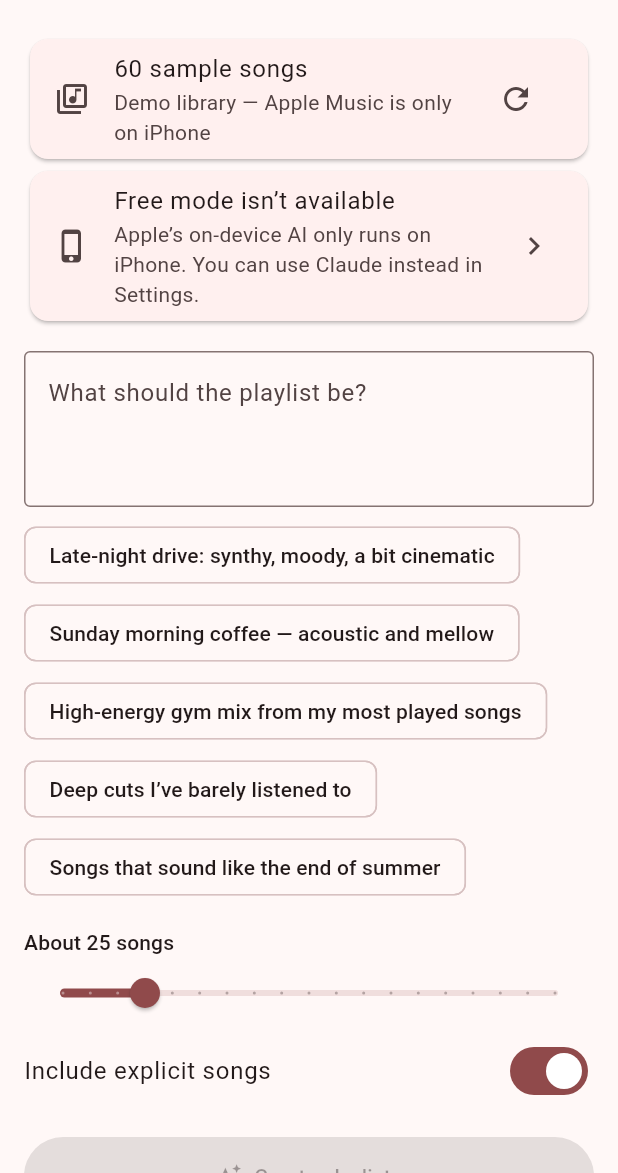
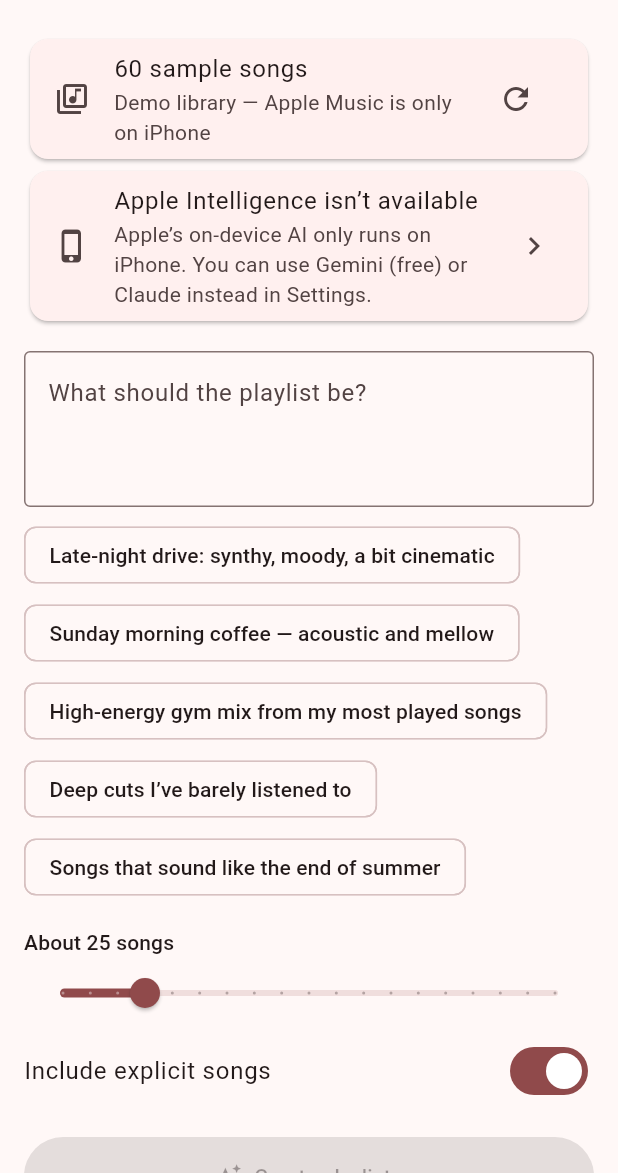
Before and after one commit to astaliyaa/iosplaylists, a Flutter app: the screen it shows after launch, on a phone screen of 412 x 824 dp, the part 63-1236 px from its top. Run offline on Flutter 3.47's test engine with Material 3 defaults, Android fonts, the phone set to English and light mode, and no system bars; our stand-ins replace flutter_secure_storage.

Commit message:
Add Gemini (free tier) as a playlist engine [testflight]
Gemini reads the whole library listing like Claude does, reusing the same
prompts and refine flow through a JsonModel client for generateContent.
Its replies are passed back unchanged so thought signatures survive
follow-ups.

- Settings: Gemini key (Keychain), model presets plus an editable model
  ID in case Google retires the default
- Shared ModelReply/ApiException/retry helper for both cloud clients;
  quota errors (429) aren't retried for Gemini
- Home screen and generator messages no longer assume Claude

Co-Authored-By: Claude Opus 5.5 <noreply@anthropic.com>
Claude-Session: https://claude.ai/code/session_01UXzaAgKweFAyKALiRxP81J

```diff
--- a/lib/app_controller.dart
+++ b/lib/app_controller.dart
@@ -2,6 +2,7 @@ import 'package:flutter/foundation.dart';
 
 import 'models/library_song.dart';
 import 'services/claude_client.dart';
+import 'services/gemini_client.dart';
 import 'services/library_catalog.dart';
 import 'services/music_library.dart';
 import 'services/on_device_generator.dart';
@@ -32,11 +33,18 @@ class AppController extends ChangeNotifier {
 
   final Map<bool, LibraryCatalog> _catalogs = {};
 
-  static JsonModel _defaultModel(Settings settings) => ClaudeClient(
-    apiKey: settings.apiKey,
-    model: settings.model,
-    effort: settings.effort,
-  );
+  static JsonModel _defaultModel(Settings settings) =>
+      switch (settings.engine) {
+        Engine.gemini => GeminiClient(
+          apiKey: settings.geminiApiKey,
+          model: settings.geminiModel,
+        ),
+        _ => ClaudeClient(
+          apiKey: settings.apiKey,
+          model: settings.model,
+          effort: settings.effort,
+        ),
+      };
 
   Future<void> init() async {
     try {
@@ -63,6 +71,8 @@ class AppController extends ChangeNotifier {
   /// Why playlists can't be generated with the current settings, or null.
   String? get engineProblem => switch (settings.engine) {
     Engine.onDevice => onDeviceStatus.problem,
+    Engine.gemini =>
+      settings.hasGeminiApiKey ? null : 'Add your Gemini API key in Settings.',
     Engine.claude =>
       settings.hasApiKey ? null : 'Add your Anthropic API key in Settings.',
   };
@@ -90,7 +100,7 @@ class AppController extends ChangeNotifier {
 
   PlaylistEngine newGenerator() => switch (settings.engine) {
     Engine.onDevice => OnDeviceGenerator(onDeviceModel),
-    Engine.claude => PlaylistGenerator(createModel(settings)),
+    Engine.gemini || Engine.claude => PlaylistGenerator(createModel(settings)),
   };
 
   Future<void> savePlaylist(PlaylistDraft draft) => library.createPlaylist(
--- a/lib/services/settings_store.dart
+++ b/lib/services/settings_store.dart
@@ -1,11 +1,15 @@
 import 'package:flutter_secure_storage/flutter_secure_storage.dart';
 
 import 'claude_client.dart';
+import 'gemini_client.dart';
 
 /// Which AI builds the playlists.
 enum Engine {
   /// Apple Intelligence on the iPhone: free and private.
   onDevice,
+
+  /// Gemini via Google's API: reads the whole library, free with limits.
+  gemini,
 
   /// Claude via the Anthropic API: better picks, paid per use.
   claude,
@@ -17,25 +21,37 @@ class Settings {
     this.apiKey = '',
     this.model = ClaudeModel.opus5,
     this.effort = Effort.high,
+    this.geminiApiKey = '',
+    this.geminiModel = GeminiModel.defaultId,
   });
 
   final Engine engine;
+
+  /// Anthropic API key, for Claude.
   final String apiKey;
   final ClaudeModel model;
   final Effort effort;
 
+  final String geminiApiKey;
+  final String geminiModel;
+
   bool get hasApiKey => apiKey.trim().isNotEmpty;
+  bool get hasGeminiApiKey => geminiApiKey.trim().isNotEmpty;
 
   Settings copyWith({
     Engine? engine,
     String? apiKey,
     ClaudeModel? model,
     Effort? effort,
+    String? geminiApiKey,
+    String? geminiModel,
   }) => Settings(
     engine: engine ?? this.engine,
     apiKey: apiKey ?? this.apiKey,
     model: model ?? this.model,
     effort: effort ?? this.effort,
+    geminiApiKey: geminiApiKey ?? this.geminiApiKey,
+    geminiModel: geminiModel ?? this.geminiModel,
   );
 }
 
@@ -48,6 +64,8 @@ class SettingsStore {
   static const _apiKey = 'anthropic_api_key';
   static const _model = 'claude_model';
   static const _effort = 'claude_effort';
+  static const _geminiApiKey = 'gemini_api_key';
+  static const _geminiModel = 'gemini_model';
 
   final FlutterSecureStorage _storage;
 
@@ -64,6 +82,10 @@ class SettingsStore {
         (e) => e.name == values[_effort],
         orElse: () => Effort.high,
       ),
+      geminiApiKey: values[_geminiApiKey] ?? '',
+      geminiModel: (values[_geminiModel] ?? '').trim().isEmpty
+          ? GeminiModel.defaultId
+          : values[_geminiModel]!.trim(),
     );
   }
 
@@ -72,5 +94,10 @@ class SettingsStore {
     await _storage.write(key: _apiKey, value: settings.apiKey.trim());
     await _storage.write(key: _model, value: settings.model.id);
     await _storage.write(key: _effort, value: settings.effort.name);
+    await _storage.write(
+      key: _geminiApiKey,
+      value: settings.geminiApiKey.trim(),
+    );
+    await _storage.write(key: _geminiModel, value: settings.geminiModel.trim());
   }
 }
--- a/lib/ui/home_page.dart
+++ b/lib/ui/home_page.dart
@@ -113,23 +113,26 @@ class _HomePageState extends State<HomePage> {
                 if (problem != null)
                   Card(
                     child: ListTile(
-                      leading: Icon(
-                        settings.engine == Engine.claude
-                            ? Icons.key_outlined
-                            : Icons.phone_iphone,
-                      ),
-                      title: Text(
-                        settings.engine == Engine.claude
-                            ? 'Add your Anthropic API key'
-                            : 'Free mode isn’t available',
-                      ),
-                      subtitle: Text(
-                        settings.engine == Engine.claude
-                            ? 'Claude picks the songs, so it needs a key. Or '
-                                  'switch to the free on-device mode.'
-                            : '$problem You can use Claude instead in '
-                                  'Settings.',
-                      ),
+                      leading: Icon(switch (settings.engine) {
+                        Engine.onDevice => Icons.phone_iphone,
+                        _ => Icons.key_outlined,
+                      }),
+                      title: Text(switch (settings.engine) {
+                        Engine.onDevice => 'Apple Intelligence isn’t available',
+                        Engine.gemini => 'Add your Gemini API key',
+                        Engine.claude => 'Add your Anthropic API key',
+                      }),
+                      subtitle: Text(switch (settings.engine) {
+                        Engine.onDevice =>
+                          '$problem You can use Gemini (free) or Claude '
+                              'instead in Settings.',
+                        Engine.gemini =>
+                          'Get a free key at aistudio.google.com, then paste '
+                              'it in Settings.',
+                        Engine.claude =>
+                          'Claude picks the songs, so it needs a key. Or '
+                              'switch to a free mode in Settings.',
+                      }),
                       trailing: const Icon(Icons.chevron_right),
                       onTap: _openSettings,
                     ),
@@ -201,9 +204,13 @@ class _HomePageState extends State<HomePage> {
                   ),
                 const SizedBox(height: 8),
                 Text(
-                  settings.engine == Engine.claude
-                      ? 'Using ${settings.model.label}'
-                      : 'Using Apple Intelligence on this iPhone (free)',
+                  switch (settings.engine) {
+                    Engine.onDevice =>
+                      'Using Apple Intelligence on this iPhone (free)',
+                    Engine.gemini =>
+                      'Using ${settings.geminiModel} (free tier)',
+                    Engine.claude => 'Using ${settings.model.label}',
+                  },
                   textAlign: TextAlign.center,
                   style: Theme.of(context).textTheme.bodySmall,
                 ),
```
Also changed, not shown: lib/services/claude_client.dart (+21 -70 lines), lib/services/gemini_client.dart (added, +237 -0 lines), lib/services/json_model.dart (added, +86 -0 lines), lib/services/playlist_generator.dart (+5 -4 lines), lib/ui/settings_page.dart (+90 -8 lines), 4 other files.
